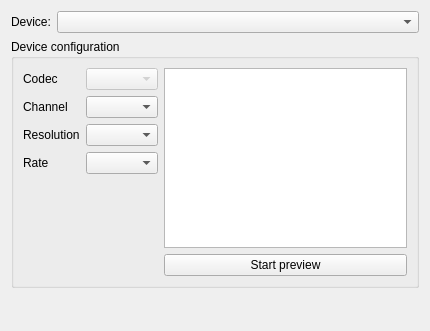
Before: the Qt Designer form src/conf/dlgvideobase.ui in KDE/ring-kde, drawn with Qt 5.
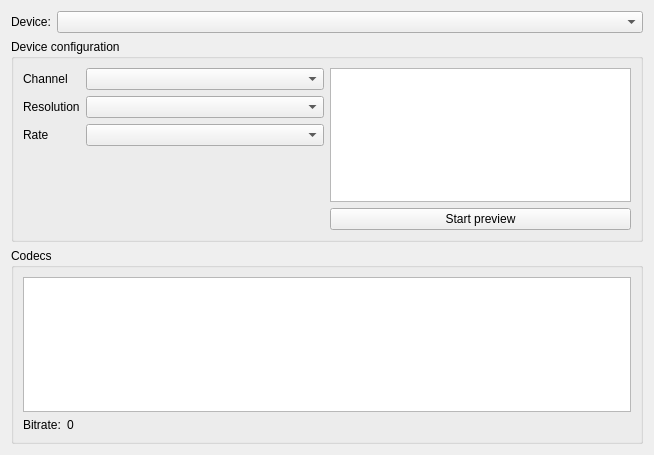
After: the same form once the commit is applied.

Commit message: [ #12150 ] Move codecs from 'Video' to 'Account'

What changed in the file:
```diff
--- a/src/conf/dlgvideobase.ui
+++ b/src/conf/dlgvideobase.ui
@@ -6,8 +6,8 @@
    <rect>
     <x>0</x>
     <y>0</y>
-    <width>430</width>
-    <height>331</height>
+    <width>654</width>
+    <height>455</height>
    </rect>
   </property>
   <property name="windowTitle">
@@ -47,67 +47,112 @@
       <string>Device configuration</string>
      </property>
      <layout class="QGridLayout" name="gridLayout">
-      <item row="0" column="1">
-       <widget class="QGraphicsView" name="m_pPreviewGV"/>
-      </item>
-      <item row="1" column="1">
-       <widget class="QPushButton" name="m_pPreviewPB">
-        <property name="text">
-         <string>Start preview</string>
-        </property>
-       </widget>
-      </item>
       <item row="0" column="0" rowspan="2">
        <layout class="QFormLayout" name="formLayout">
         <property name="fieldGrowthPolicy">
          <enum>QFormLayout::ExpandingFieldsGrow</enum>
         </property>
         <item row="0" column="0">
-         <widget class="QLabel" name="m_pCodecL">
+         <widget class="QLabel" name="m_pChannelL">
           <property name="text">
-           <string>Codec</string>
+           <string>Channel</string>
           </property>
          </widget>
         </item>
         <item row="0" column="1">
-         <widget class="QComboBox" name="m_pCodecCB">
-          <property name="enabled">
-           <bool>false</bool>
+         <widget class="QComboBox" name="m_pChannelCB">
+          <property name="sizePolicy">
+           <sizepolicy hsizetype="Expanding" vsizetype="Fixed">
+            <horstretch>0</horstretch>
+            <verstretch>0</verstretch>
+           </sizepolicy>
           </property>
          </widget>
         </item>
-        <item row="3" column="0">
-         <widget class="QLabel" name="m_pRateL">
-          <property name="text">
-           <string>Rate</string>
-          </property>
-         </widget>
-        </item>
-        <item row="3" column="1">
-         <widget class="QComboBox" name="m_pRateCB"/>
-        </item>
-        <item row="2" column="0">
+        <item row="1" column="0">
          <widget class="QLabel" name="m_pResolutionL">
           <property name="text">
            <string>Resolution</string>
           </property>
          </widget>
         </item>
-        <item row="2" column="1">
-         <widget class="QComboBox" name="m_pResolutionCB"/>
-        </item>
         <item row="1" column="1">
-         <widget class="QComboBox" name="m_pChannelCB"/>
+         <widget class="QComboBox" name="m_pResolutionCB">
+          <property name="sizePolicy">
+           <sizepolicy hsizetype="Expanding" vsizetype="Fixed">
+            <horstretch>0</horstretch>
+            <verstretch>0</verstretch>
+           </sizepolicy>
+          </property>
+         </widget>
         </item>
-        <item row="1" column="0">
-         <widget class="QLabel" name="m_pChannelL">
+        <item row="2" column="0">
+         <widget class="QLabel" name="m_pRateL">
           <property name="text">
-           <string>Channel</string>
+           <string>Rate</string>
+          </property>
+         </widget>
+        </item>
+        <item row="2" column="1">
+         <widget class="QComboBox" name="m_pRateCB">
+          <property name="sizePolicy">
+           <sizepolicy hsizetype="Expanding" vsizetype="Fixed">
+            <horstretch>0</horstretch>
+            <verstretch>0</verstretch>
+           </sizepolicy>
           </property>
          </widget>
         </item>
        </layout>
       </item>
+      <item row="0" column="1">
+       <widget class="QGraphicsView" name="m_pPreviewGV"/>
+      </item>
+      <item row="1" column="1">
+       <widget class="QPushButton" name="m_pPreviewPB">
+        <property name="text">
+         <string>Start preview</string>
+        </property>
+       </widget>
+      </item>
+     </layout>
+    </widget>
+   </item>
+   <item>
+    <widget class="QGroupBox" name="groupBox">
+     <property name="title">
+      <string>Codecs</string>
+     </property>
+     <layout class="QGridLayout" name="gridLayout_2">
+      <item row="0" column="0" colspan="2">
+       <widget class="QListWidget" name="m_pCodecsLW"/>
+      </item>
+      <item row="1" column="0">
+       <widget class="QLabel" name="label">
+        <property name="sizePolicy">
+         <sizepolicy hsizetype="Minimum" vsizetype="Preferred">
+          <horstretch>0</horstretch>
+          <verstretch>0</verstretch>
+         </sizepolicy>
+        </property>
+        <property name="text">
+         <string>Bitrate:</string>
+        </property>
+       </widget>
+      </item>
+      <item row="1" column="1">
+       <widget class="QLabel" name="m_pBitrateL">
+        <property name="sizePolicy">
+         <sizepolicy hsizetype="Expanding" vsizetype="Preferred">
+          <horstretch>0</horstretch>
+          <verstretch>0</verstretch>
+         </sizepolicy>
+        </property>
+        <property name="text">
+         <string>0</string>
+        </property>
+       </widget>
+      </item>
      </layout>
     </widget>
    </item>
@@ -119,7 +164,7 @@
      <property name="sizeHint" stdset="0">
       <size>
        <width>20</width>
-       <height>43</height>
+       <height>34</height>
       </size>
      </property>
     </spacer>
```
The commit also changes 7 other files.
